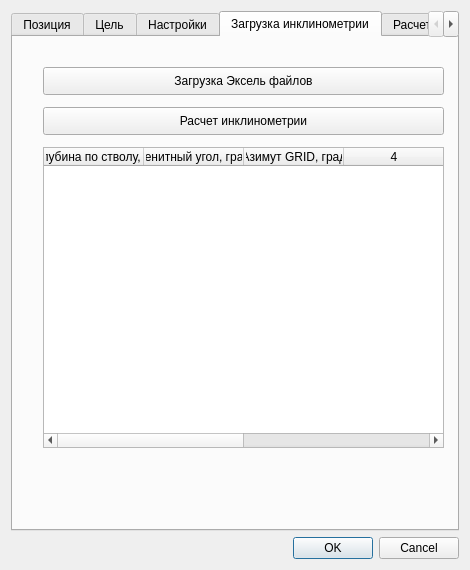
andreyazarov241/inclinometr, file inclinometr_dialog_base.ui: the form before one commit.
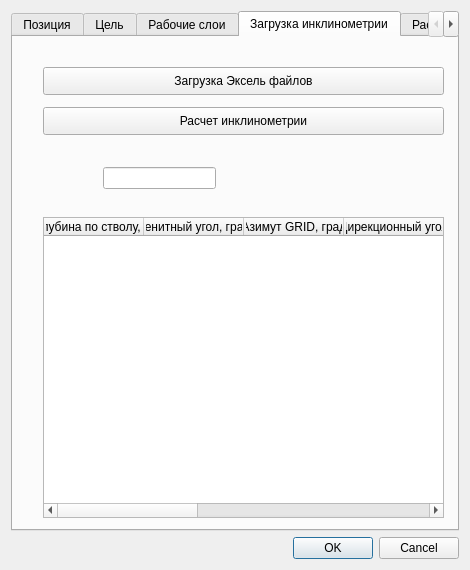
The form after the commit. Custom widgets are drawn as their Qt base class.

Commit message: изменено обращение к столбцам таблиц интерфейса (теперь через переменные) и добавлены истинные азимуты в расчет

```diff
--- a/inclinometr_dialog_base.ui
+++ b/inclinometr_dialog_base.ui
@@ -420,7 +420,7 @@
      </widget>
      <widget class="QWidget" name="tab">
       <attribute name="title">
-       <string>Настройки</string>
+       <string>Рабочие слои</string>
       </attribute>
       <widget class="QPushButton" name="btnAddPositionLayer">
        <property name="geometry">
@@ -614,13 +614,13 @@
        <property name="geometry">
         <rect>
          <x>30</x>
-         <y>110</y>
+         <y>180</y>
          <width>401</width>
          <height>301</height>
         </rect>
        </property>
        <property name="columnCount">
-        <number>6</number>
+        <number>8</number>
        </property>
        <column>
         <property name="text">
@@ -637,9 +637,31 @@
          <string>Азимут GRID, град</string>
         </property>
        </column>
-       <column/>
-       <column/>
-       <column/>
+       <column>
+        <property name="text">
+         <string>Дирекционный угол</string>
+        </property>
+       </column>
+       <column>
+        <property name="text">
+         <string>Дата</string>
+        </property>
+       </column>
+       <column>
+        <property name="text">
+         <string>Север</string>
+        </property>
+       </column>
+       <column>
+        <property name="text">
+         <string>Восток</string>
+        </property>
+       </column>
+       <column>
+        <property name="text">
+         <string>TVD</string>
+        </property>
+       </column>
       </widget>
       <widget class="QPushButton" name="btnCalculateInclinometry">
        <property name="geometry">
@@ -654,6 +676,16 @@
         <string>Расчет инклинометрии</string>
        </property>
       </widget>
+      <widget class="QLineEdit" name="txtConvergenceMeridian">
+       <property name="geometry">
+        <rect>
+         <x>90</x>
+         <y>130</y>
+         <width>113</width>
+         <height>22</height>
+        </rect>
+       </property>
+      </widget>
      </widget>
      <widget class="QWidget" name="tab_5">
       <attribute name="title">
```
Left out of the diff: 9 changed lines with no effect on the pictures. The commit also changes 2 other files.
